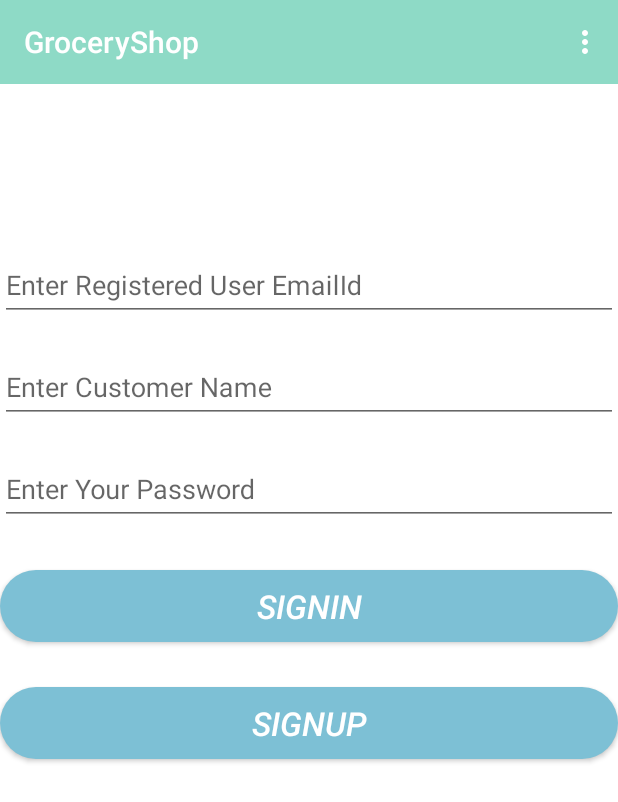
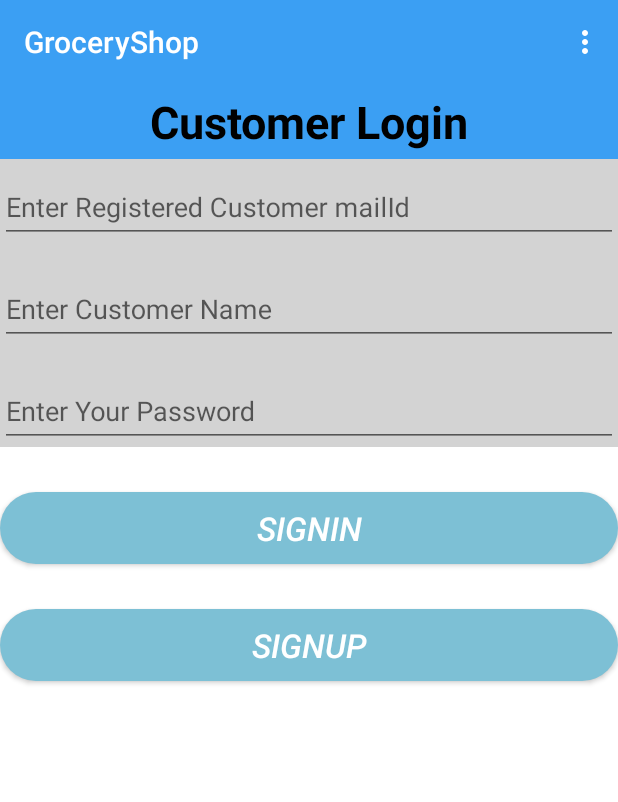
Before and after one commit to subosh/my-android-projects, an Android app: the screen it shows after launch (MainActivity), on a phone screen of 412 x 824 dp. Shown: the top 802 px of the screen. Run offline under Robolectric (Android 15) with nearby library versions, the phone set to English and light mode, and no system bars; our stand-ins replace Firebase (no records; nobody signed in at launch, a user with empty details on screens opened directly).

Commit message:
"second commit"

```diff
--- a/app/src/main/java/com/example/subosh/restauranttrack/admincontent/AdminSignInFragment.java
+++ b/app/src/main/java/com/example/subosh/restauranttrack/admincontent/AdminSignInFragment.java
@@ -129,9 +129,9 @@ public class AdminSignInFragment extends Fragment implements View.OnClickListene
                     if (task.isComplete()) {
                         firebaseUser=auth.getCurrentUser();
                         progressDialog.dismiss();
-                        getActivity().finish();
                         Intent intent = new Intent(getActivity(), admin.class);
                         intent.putExtra("ADMINNAME",adminname);
+                        getActivity().finish();
                         startActivity(intent);
                         Toast.makeText(getActivity(), "user succesfully logged In"+firebaseUser.getUid(), Toast.LENGTH_LONG).show();
                     }
--- a/app/src/main/java/com/example/subosh/restauranttrack/customerscontent/UsersFragment.java
+++ b/app/src/main/java/com/example/subosh/restauranttrack/customerscontent/UsersFragment.java
@@ -6,6 +6,7 @@ import android.os.Bundle;
 import android.support.annotation.NonNull;
 import android.support.annotation.Nullable;
 import android.support.v4.app.Fragment;
+import android.support.v7.widget.Toolbar;
 import android.text.TextUtils;
 import android.view.LayoutInflater;
 import android.view.View;
@@ -19,6 +20,7 @@ import com.example.subosh.restauranttrack.MarketOwners;
 import com.example.subosh.restauranttrack.R;
 import com.example.subosh.restauranttrack.admincontent.PreferenceUtils;
 import com.example.subosh.restauranttrack.ownercontent.Owners;
+import com.example.subosh.restauranttrack.startpagecontent.MainActivity;
 import com.google.android.gms.tasks.OnCompleteListener;
 import com.google.android.gms.tasks.Task;
 import com.google.firebase.auth.AuthResult;
@@ -41,6 +43,7 @@ public class UsersFragment extends Fragment implements View.OnClickListener{
     ListView productslistview;
 
     FirebaseUser firebaseUser;
+    Toolbar toolbar;
     @Nullable
     @Override
     public View onCreateView(@NonNull LayoutInflater inflater, @Nullable ViewGroup container, @Nullable Bundle savedInstanceState) {
@@ -51,6 +54,11 @@ public class UsersFragment extends Fragment implements View.OnClickListener{
         password=(EditText)view.findViewById(R.id.password);
         signin=(Button)view.findViewById(R.id.customer_sign_in);
         signup=(Button)view.findViewById(R.id.customer_sign_up);
+        toolbar=view.findViewById(R.id.toolbar);
+//        MainActivity mainActivity=(MainActivity)getActivity();
+//        mainActivity.setSupportActionBar(toolbar);
+//        mainActivity.setTitle("Customer login");
+
 
         //gotouserpage=(TextView)view.findViewById(R.id.goto_users_page);
         auth=FirebaseAuth.getInstance();
--- a/app/src/main/res/layout/activity_admin.xml
+++ b/app/src/main/res/layout/activity_admin.xml
@@ -14,7 +14,7 @@
         android:layout_width="match_parent"
         android:layout_height="wrap_content"
         android:id="@+id/tabs"
-        android:background="@color/grocery_shop_app_color"
+        android:background="@color/blue_tint"
         android:minHeight="?attr/actionBarSize"
         app:tabMode="fixed"
         app:tabGravity="fill"
--- a/app/src/main/res/layout/toolbar_layout.xml
+++ b/app/src/main/res/layout/toolbar_layout.xml
@@ -3,6 +3,7 @@
     xmlns:android="http://schemas.android.com/apk/res/android"
     android:layout_width="match_parent"
     android:layout_height="?attr/actionBarSize"
-    android:background="@color/grocery_shop_app_color"
+    android:gravity="center"
+    android:background="@color/blue_tint"
   android:id="@+id/toolbar"
     android:theme="@style/Base.ThemeOverlay.AppCompat.Dark.ActionBar"/>
--- a/app/src/main/res/layout/usersfragment.xml
+++ b/app/src/main/res/layout/usersfragment.xml
@@ -6,14 +6,27 @@
     android:layout_height="match_parent"
     android:background="#FFFFFF"
     android:orientation="vertical"
+    android:layout_marginTop="100dp"
+    android:layout_marginStart="20dp"
+    android:layout_marginEnd="20dp"
+    android:layout_marginBottom="40dp"
     tools:context=".customerscontent.UsersFragment">
+   <TextView
 
+       android:layout_width="match_parent"
+       android:layout_height="50dp"
+       android:background="@color/blue_tint"
+       android:text="Customer Login"
+       android:textStyle="bold"
+       android:textSize="30dp"
+       android:textColor="#000000"
+       android:gravity="center"/>
     <android.support.design.widget.TextInputLayout
         android:layout_width="match_parent"
         android:layout_height="wrap_content"
-        android:layout_marginTop="102dp"
         android:focusable="true"
         android:focusableInTouchMode="true"
+        android:background="@color/sellquick_grey"
         >
 
         <EditText
@@ -24,7 +37,7 @@
             android:layout_centerHorizontal="true"
             android:layout_marginTop="204dp"
             android:ems="10"
-            android:hint="Enter Registered User EmailId"
+            android:hint="Enter Registered Customer mailId"
             android:inputType="textEmailAddress" />
     <android.support.design.widget.TextInputLayout
         android:layout_width="match_parent"
```
Also changed, not shown: app/src/main/java/com/example/subosh/restauranttrack/admincontent/admin.java (+36 -3 lines), app/src/main/java/com/example/subosh/restauranttrack/ownercontent/OrdersSummaryAdapter.java (+45 -46 lines), app/src/main/java/com/example/subosh/restauranttrack/ownercontent/Owners.java (+37 -3 lines), app/src/main/java/com/example/subosh/restauranttrack/ownercontent/ownerproducts.java (+36 -3 lines), app/src/main/res/layout/admin_sign_fragment.xml (+6 -1 lines), app/src/main/res/layout/main_fragment.xml (+10 -5 lines).
